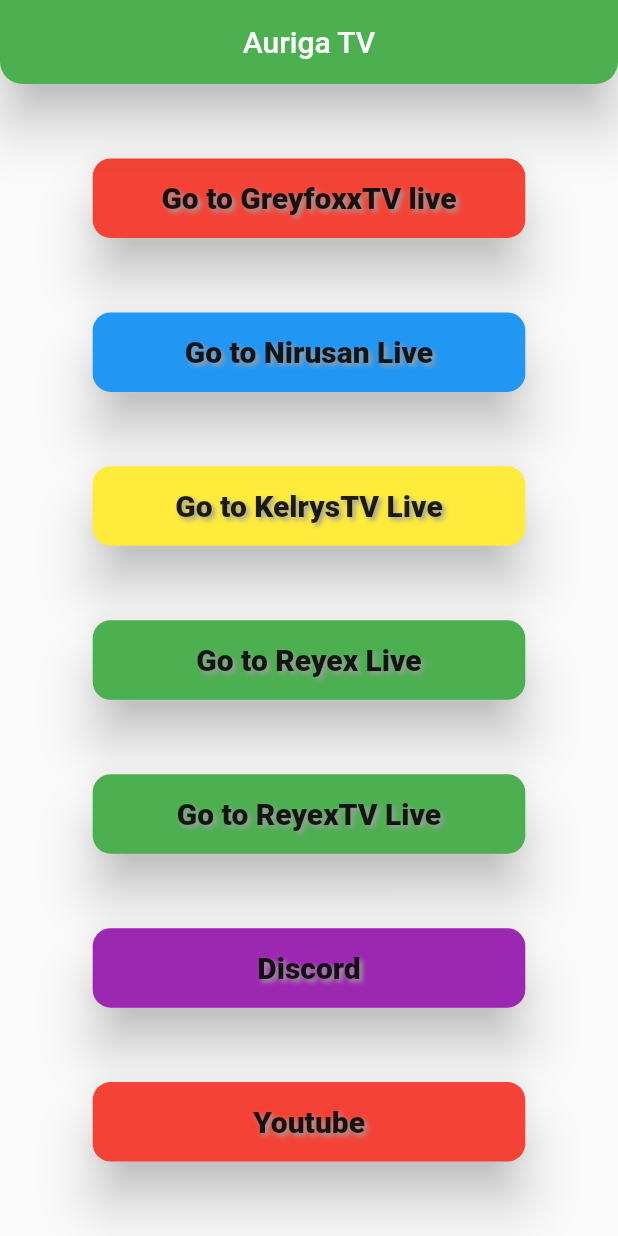
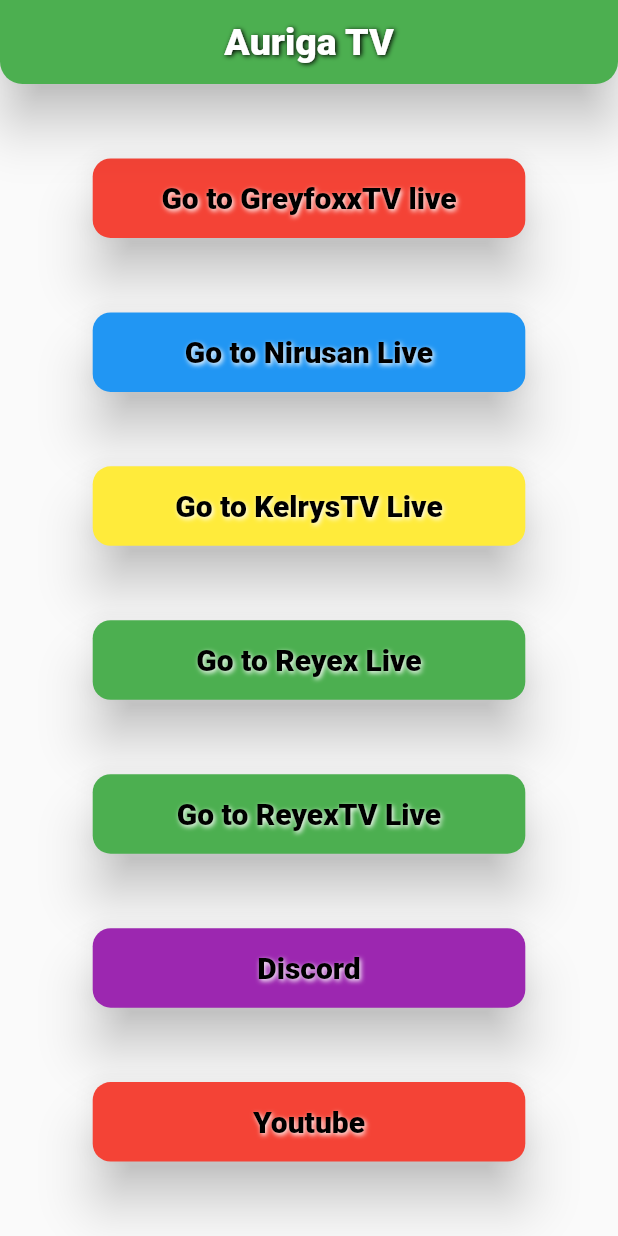
Before and after one commit to Maxvyr/AurigaApp, a Flutter app: the screen it shows after launch, on a phone screen of 412 x 824 dp. Run offline on Flutter 3.47's test engine with Material 2 defaults, Android fonts, the phone set to English and light mode, and no system bars; our stand-ins replace google_fonts; Roboto replaces fonts that are missing (Mina).

Commit message:
add color page + relative import

```diff
--- /dev/null
+++ b/lib/controller/Colors.dart
@@ -0,0 +1,10 @@
+import 'package:flutter/material.dart';
+
+final Color grey = Colors.grey;
+final Color red = Colors.red;
+final Color blue = Colors.blue;
+final Color yellow = Colors.yellow;
+final Color green = Colors.green;
+final Color purple = Colors.purple;
+final Color white = Colors.white;
+final Color black = Colors.black;
--- a/lib/main.dart
+++ b/lib/main.dart
@@ -1,5 +1,6 @@
 import 'package:flutter/material.dart';
-import './view/HomePage.dart';
+import 'view/HomePage.dart';
+import 'controller/Colors.dart';
 
 void main() {
   runApp(MyApp());
@@ -12,7 +13,7 @@ class MyApp extends StatelessWidget {
       title: 'Auriga TV app',
       debugShowCheckedModeBanner: false,
       theme: ThemeData(
-        primarySwatch: Colors.green,
+        primarySwatch: green,
       ),
       home: MyHomePage(title: 'Auriga TV'),
     );
--- a/lib/view/HomePage.dart
+++ b/lib/view/HomePage.dart
@@ -1,7 +1,8 @@
-import 'package:auriga/widget/RaisedButton_Launch.dart';
 import 'package:flutter/material.dart';
 import 'package:url_launcher/url_launcher.dart';
 
+import '../controller/Colors.dart';
+import '../widget/RaisedButton_Launch.dart';
 import '../widget/AppBar_Auriga.dart';
 
 class MyHomePage extends StatefulWidget {
@@ -65,7 +66,7 @@ class _MyHomePageState extends State<MyHomePage> {
                 _launchInWebViewWithJavaScript(greyfoxLinkTwitch);
               }),
               txt: "Go to GreyfoxxTV live",
-              color: Colors.red,
+              color: red,
             ),
 
             // Nirusan Button
@@ -74,7 +75,7 @@ class _MyHomePageState extends State<MyHomePage> {
                 _launched = _launchInWebViewWithJavaScript(nirusanLinkTwitch);
               }),
               txt: "Go to Nirusan Live",
-              color: Colors.blue,
+              color: blue,
             ),
 
             // Kelrys Button
@@ -83,7 +84,7 @@ class _MyHomePageState extends State<MyHomePage> {
                 _launched = _launchInWebViewWithJavaScript(kelrysTVLinkTwitch);
               }),
               txt: "Go to KelrysTV Live",
-              color: Colors.yellow,
+              color: yellow,
             ),
 
             // Reyex Button
@@ -92,7 +93,7 @@ class _MyHomePageState extends State<MyHomePage> {
                 _launched = _launchInWebViewWithJavaScript(reyexLinkTwitch);
               }),
               txt: "Go to Reyex Live",
-              color: Colors.green,
+              color: green,
             ),
 
             // ReyexTv Button
@@ -101,7 +102,7 @@ class _MyHomePageState extends State<MyHomePage> {
                 _launched = _launchInWebViewWithJavaScript(reyexTVLinkTwitch);
               }),
               txt: "Go to ReyexTV Live",
-              color: Colors.green,
+              color: green,
             ),
 
             // Discord Button
@@ -110,7 +111,7 @@ class _MyHomePageState extends State<MyHomePage> {
                 _launched = _launchInBrowser(discordLink);
               }),
               txt: "Discord",
-              color: Colors.purple,
+              color: purple,
             ),
 
             // Youtube Button
@@ -119,7 +120,7 @@ class _MyHomePageState extends State<MyHomePage> {
                 _launched = _launchInWebViewWithJavaScript(youtubeLink);
               }),
               txt: "Youtube",
-              color: Colors.red,
+              color: red,
             ),
           ],
         ),
--- a/lib/widget/AppBar_Auriga.dart
+++ b/lib/widget/AppBar_Auriga.dart
@@ -1,10 +1,27 @@
 import 'package:flutter/material.dart';
+import 'package:google_fonts/google_fonts.dart';
+
+import '../controller/Colors.dart';
 
 class AppBarAuriga extends AppBar {
   AppBarAuriga({
     @required String titleTex,
   }) : super(
-          title: Text(titleTex),
+          title: Text(
+            titleTex,
+            style: GoogleFonts.mina(
+              color: white,
+              fontSize: 25.0,
+              fontWeight: FontWeight.w900,
+              shadows: <Shadow>[
+                Shadow(
+                  offset: Offset(1.0, 1.0),
+                  blurRadius: 4.0,
+                  color: black,
+                ),
+              ],
+            ),
+          ),
           elevation: 15.0,
           centerTitle: true,
           shape: RoundedRectangleBorder(
--- a/lib/widget/RaisedButton_Launch.dart
+++ b/lib/widget/RaisedButton_Launch.dart
@@ -1,5 +1,7 @@
 import 'package:flutter/material.dart';
 import 'package:google_fonts/google_fonts.dart';
+
+import '../controller/Colors.dart';
 
 class RaisedButtonLaunch extends StatelessWidget {
   final dynamic function;
@@ -24,20 +26,17 @@ class RaisedButtonLaunch extends StatelessWidget {
         child: Text(
           txt,
           style: GoogleFonts.mina(
+            color: black,
             fontSize: 20.0,
             fontWeight: FontWeight.w900,
             shadows: <Shadow>[
               Shadow(
-                offset: Offset(2.0, 2.0),
+                offset: Offset(1.0, 1.0),
                 blurRadius: 4.0,
-                color: Colors.grey,
+                color: white,
               ),
             ],
           ),
-          // style: TextStyle(
-          //   fontSize: 20.0,
-          //   fontWeight: FontWeight.w600,
-          // ),
         ),
         color: color,
         shape: RoundedRectangleBorder(
```
